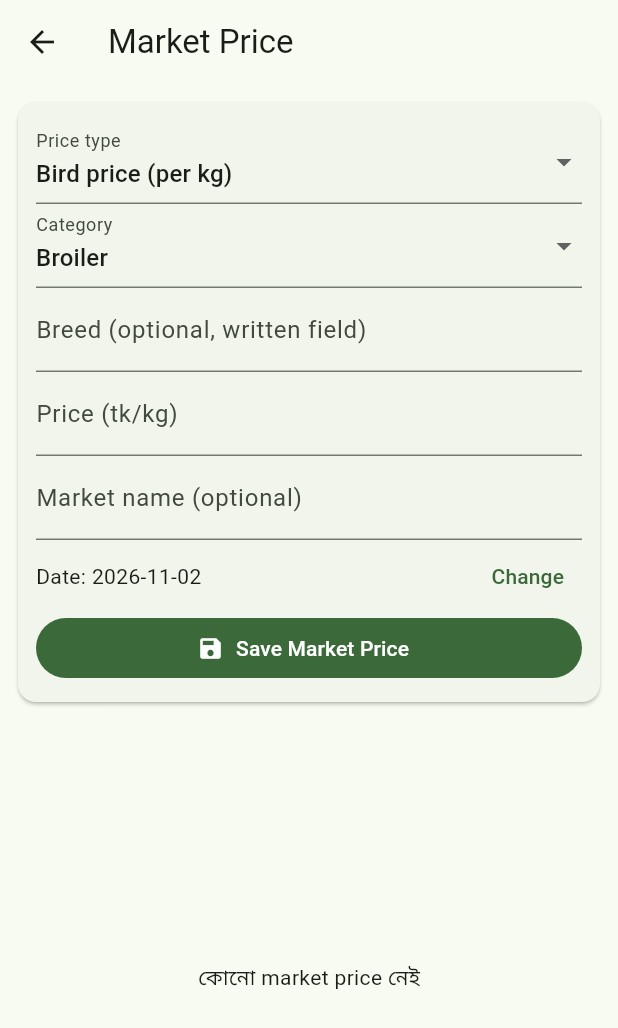
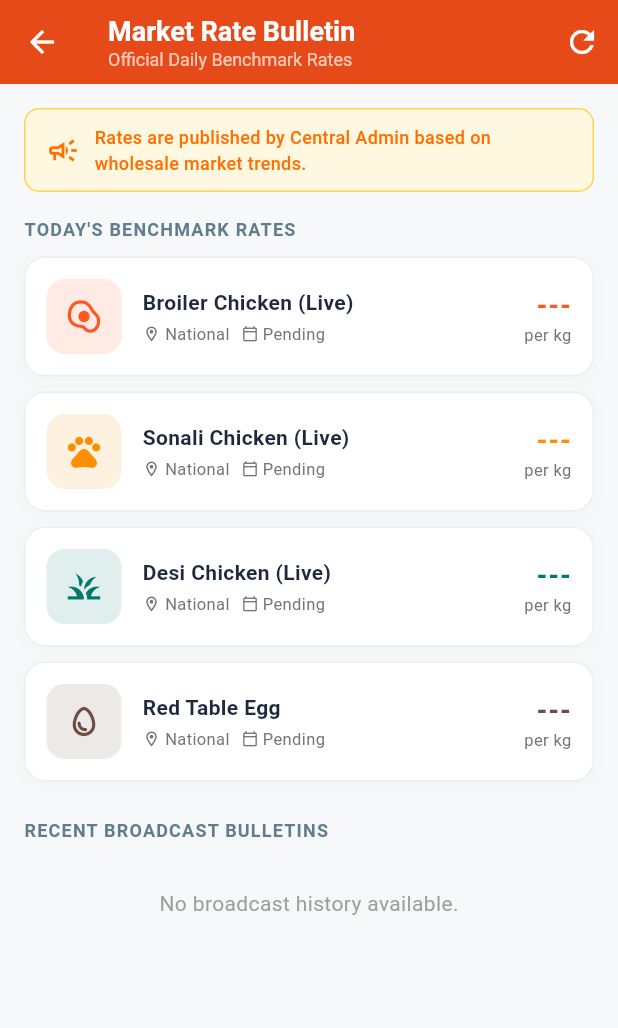
Before and after one commit to fahimapearl-bit/Rately-farms, a Flutter app: the screen it shows once a user with an empty profile is signed in, scrolled down 463 dp, after a tap on "Market Price", on a phone screen of 412 x 824 dp. Shown: the top 1028 px of the screen. Run offline on Flutter 3.47's test engine with Material 3 defaults, Android fonts, the phone set to English and light mode, and no system bars; our stand-ins replace shared_preferences, supabase_flutter; accounts and stored records are empty.

Commit message:
Add Central Admin Market Rate Bulletin screen

```diff
--- a/lib/home_dashboard.dart
+++ b/lib/home_dashboard.dart
@@ -9,6 +9,7 @@ import 'expense_screen.dart';
 import 'cloud_lists_screen.dart';
 import 'cloud_summary_screens.dart';
 import 'management_screens.dart';
+import 'market_price_screen.dart';
 
 class HomeDashboardPage extends StatelessWidget {
   const HomeDashboardPage({super.key});
@@ -202,7 +203,7 @@ class HomeDashboardPage extends StatelessWidget {
                 color: Colors.deepOrange,
                 onTap: () => Navigator.push(
                   context,
-                  MaterialPageRoute(builder: (_) => const MarketPriceScreenV2()),
+                  MaterialPageRoute(builder: (_) => const MarketPriceScreen()),
                 ),
               ),
             ]),
--- /dev/null
+++ b/lib/market_price_screen.dart
@@ -0,0 +1,465 @@
+import 'package:flutter/material.dart';
+import 'package:intl/intl.dart' hide TextDirection;
+import 'package:supabase_flutter/supabase_flutter.dart';
+
+class MarketPriceScreen extends StatefulWidget {
+  const MarketPriceScreen({super.key});
+
+  @override
+  State<MarketPriceScreen> createState() => _MarketPriceScreenState();
+}
+
+// Backward compatibility alias
+class MarketPriceScreenV2 extends StatelessWidget {
+  const MarketPriceScreenV2({super.key});
+
+  @override
+  Widget build(BuildContext context) => const MarketPriceScreen();
+}
+
+class _MarketPriceScreenState extends State<MarketPriceScreen> {
+  final supabase = Supabase.instance.client;
+  bool _isLoading = true;
+  String? _errorMessage;
+  List<Map<String, dynamic>> _allPrices = [];
+  Map<String, Map<String, dynamic>> _latestByCategory = {};
+  Map<String, double?> _priceChanges = {};
+
+  @override
+  void initState() {
+    super.initState();
+    _fetchMarketPrices();
+  }
+
+  Future<void> _fetchMarketPrices() async {
+    setState(() {
+      _isLoading = true;
+      _errorMessage = null;
+    });
+
+    try {
+      final response = await supabase
+          .from('market_prices')
+          .select()
+          .order('price_date', ascending: false)
+          .order('created_at', ascending: false)
+          .limit(40);
+
+      final List<Map<String, dynamic>> data =
+          List<Map<String, dynamic>>.from(response);
+
+      final Map<String, Map<String, dynamic>> latestMap = {};
+      final Map<String, double?> changeMap = {};
+
+      // Group records by category to find latest and calculate trend
+      for (final row in data) {
+        final category = (row['category'] ?? '').toString();
+        if (category.isEmpty) continue;
+
+        if (!latestMap.containsKey(category)) {
+          latestMap[category] = row;
+        } else if (!changeMap.containsKey(category)) {
+          // Compare with previous price
+          final currentPrice = _toDouble(latestMap[category]!['price_per_unit']);
+          final prevPrice = _toDouble(row['price_per_unit']);
+          changeMap[category] = currentPrice - prevPrice;
+        }
+      }
+
+      if (mounted) {
+        setState(() {
+          _allPrices = data;
+          _latestByCategory = latestMap;
+          _priceChanges = changeMap;
+          _isLoading = false;
+        });
+      }
+    } catch (e) {
+      if (mounted) {
+        setState(() {
+          _errorMessage = e.toString();
+          _isLoading = false;
+        });
+      }
+    }
+  }
+
+  double _toDouble(dynamic val) {
+    if (val == null) return 0.0;
+    if (val is num) return val.toDouble();
+    return double.tryParse(val.toString()) ?? 0.0;
+  }
+
+  String _formatDate(dynamic dateStr) {
+    if (dateStr == null) return '';
+    try {
+      final dt = DateTime.parse(dateStr.toString());
+      return DateFormat('dd MMM yyyy').format(dt);
+    } catch (_) {
+      return dateStr.toString();
+    }
+  }
+
+  @override
+  Widget build(BuildContext context) {
+    return Scaffold(
+      backgroundColor: const Color(0xFFF6F8FA),
+      appBar: AppBar(
+        title: const Column(
+          crossAxisAlignment: CrossAxisAlignment.start,
+          children: [
+            Text(
+              'Market Rate Bulletin',
+              style: TextStyle(fontWeight: FontWeight.bold, fontSize: 18),
+            ),
+            Text(
+              'Official Daily Benchmark Rates',
+              style: TextStyle(fontSize: 12, color: Colors.white70),
+            ),
+          ],
+        ),
+        backgroundColor: Colors.deepOrange.shade700,
+        foregroundColor: Colors.white,
+        elevation: 0,
+        actions: [
+          IconButton(
+            icon: const Icon(Icons.refresh),
+            tooltip: 'Refresh Rates',
+            onPressed: _isLoading ? null : _fetchMarketPrices,
+          ),
+        ],
+      ),
+      body: _buildBody(),
+    );
+  }
+
+  Widget _buildBody() {
+    if (_isLoading && _allPrices.isEmpty) {
+      return const Center(child: CircularProgressIndicator(color: Colors.deepOrange));
+    }
+
+    if (_errorMessage != null && _allPrices.isEmpty) {
+      return Center(
+        child: Padding(
+          padding: const EdgeInsets.all(24),
+          child: Column(
+            mainAxisSize: MainAxisSize.min,
+            children: [
+              const Icon(Icons.error_outline, size: 48, color: Colors.red),
+              const SizedBox(height: 12),
+              Text(
+                'Failed to load rates\n$_errorMessage',
+                textAlign: TextAlign.center,
+                style: const TextStyle(color: Colors.grey),
+              ),
+              const SizedBox(height: 16),
+              ElevatedButton.icon(
+                onPressed: _fetchMarketPrices,
+                icon: const Icon(Icons.refresh),
+                label: const Text('Try Again'),
+                style: ElevatedButton.styleFrom(
+                  backgroundColor: Colors.deepOrange,
+                  foregroundColor: Colors.white,
+                ),
+              ),
+            ],
+          ),
+        ),
+      );
+    }
+
+    return RefreshIndicator(
+      color: Colors.deepOrange,
+      onRefresh: _fetchMarketPrices,
+      child: ListView(
+        physics: const AlwaysScrollableScrollPhysics(),
+        padding: const EdgeInsets.all(16),
+        children: [
+          // Info banner
+          Container(
+            padding: const EdgeInsets.symmetric(horizontal: 14, vertical: 10),
+            decoration: BoxDecoration(
+              color: Colors.amber.shade50,
+              borderRadius: BorderRadius.circular(10),
+              border: Border.all(color: Colors.amber.shade300),
+            ),
+            child: Row(
+              children: [
+                Icon(Icons.campaign_outlined, color: Colors.amber.shade900, size: 22),
+                const SizedBox(width: 10),
+                Expanded(
+                  child: Text(
+                    'Rates are published by Central Admin based on wholesale market trends.',
+                    style: TextStyle(fontSize: 12, color: Colors.amber.shade900, fontWeight: FontWeight.w500),
+                  ),
+                ),
+              ],
+            ),
+          ),
+          const SizedBox(height: 16),
+
+          // Bento Section: Live Snapshot
+          const Text(
+            'TODAY\'S BENCHMARK RATES',
+            style: TextStyle(fontSize: 12, fontWeight: FontWeight.bold, color: Colors.blueGrey, letterSpacing: 0.8),
+          ),
+          const SizedBox(height: 10),
+
+          _buildCategoryCard(
+            categoryKey: 'broiler',
+            defaultTitle: 'Broiler Chicken (Live)',
+            icon: Icons.egg_alt_outlined,
+            accentColor: Colors.deepOrange,
+          ),
+          const SizedBox(height: 10),
+
+          _buildCategoryCard(
+            categoryKey: 'sonali',
+            defaultTitle: 'Sonali Chicken (Live)',
+            icon: Icons.pets_outlined,
+            accentColor: Colors.amber.shade800,
+          ),
+          const SizedBox(height: 10),
+
+          _buildCategoryCard(
+            categoryKey: 'desi',
+            defaultTitle: 'Desi Chicken (Live)',
+            icon: Icons.grass_outlined,
+            accentColor: Colors.teal.shade700,
+          ),
+          const SizedBox(height: 10),
+
+          _buildCategoryCard(
+            categoryKey: 'table_egg',
+            defaultTitle: 'Red Table Egg',
+            icon: Icons.egg_outlined,
+            accentColor: Colors.brown.shade600,
+          ),
+
+          const SizedBox(height: 24),
+
+          // Section 2: Recent Broadcast History
+          const Text(
+            'RECENT BROADCAST BULLETINS',
+            style: TextStyle(fontSize: 12, fontWeight: FontWeight.bold, color: Colors.blueGrey, letterSpacing: 0.8),
+          ),
+          const SizedBox(height: 10),
+
+          if (_allPrices.isEmpty)
+            const Padding(
+              padding: EdgeInsets.symmetric(vertical: 20),
+              child: Center(
+                child: Text('No broadcast history available.', style: TextStyle(color: Colors.grey)),
+              ),
+            )
+          else
+            ..._allPrices.map((row) => _buildHistoryCard(row)),
+
+          const SizedBox(height: 30),
+        ],
+      ),
+    );
+  }
+
+  Widget _buildCategoryCard({
+    required String categoryKey,
+    required String defaultTitle,
+    required IconData icon,
+    required Color accentColor,
+  }) {
+    final row = _latestByCategory[categoryKey];
+    final hasData = row != null;
+    final price = hasData ? _toDouble(row['price_per_unit']) : 0.0;
+    final unit = hasData ? (row['unit'] ?? 'kg') : 'kg';
+    final itemName = hasData ? (row['item_name'] ?? defaultTitle) : defaultTitle;
+    final location = hasData ? (row['market_location'] ?? 'National') : 'National';
+    final dateStr = hasData ? _formatDate(row['price_date']) : 'Pending';
+    final change = _priceChanges[categoryKey];
+
+    return Container(
+      decoration: BoxDecoration(
+        color: Colors.white,
+        borderRadius: BorderRadius.circular(14),
+        border: Border.all(color: Colors.grey.shade200),
+        boxShadow: [
+          BoxShadow(
+            color: Colors.black.withOpacity(0.02),
+            blurRadius: 8,
+            offset: const Offset(0, 2),
+          ),
+        ],
+      ),
+      padding: const EdgeInsets.all(14),
+      child: Row(
+        children: [
+          Container(
+            padding: const EdgeInsets.all(12),
+            decoration: BoxDecoration(
+              color: accentColor.withOpacity(0.12),
+              borderRadius: BorderRadius.circular(12),
+            ),
+            child: Icon(icon, color: accentColor, size: 26),
+          ),
+          const SizedBox(width: 14),
+          Expanded(
+            child: Column(
+              crossAxisAlignment: CrossAxisAlignment.start,
+              children: [
+                Text(
+                  itemName,
+                  style: const TextStyle(fontWeight: FontWeight.bold, fontSize: 14, color: Color(0xFF1E293B)),
+                ),
+                const SizedBox(height: 3),
+                Row(
+                  children: [
+                    Icon(Icons.location_on_outlined, size: 12, color: Colors.grey.shade600),
+                    const SizedBox(width: 3),
+                    Text(
+                      location,
+                      style: TextStyle(fontSize: 11, color: Colors.grey.shade600),
+                    ),
+                    const SizedBox(width: 8),
+                    Icon(Icons.calendar_today_outlined, size: 11, color: Colors.grey.shade600),
+                    const SizedBox(width: 3),
+                    Text(
+                      dateStr,
+                      style: TextStyle(fontSize: 11, color: Colors.grey.shade600),
+                    ),
+                  ],
+                ),
+              ],
+            ),
+          ),
+          Column(
+            crossAxisAlignment: CrossAxisAlignment.end,
+            children: [
+              Text(
+                hasData ? '৳ ${price.toStringAsFixed(unit == 'piece' ? 2 : 0)}' : '---',
+                style: TextStyle(
+                  fontWeight: FontWeight.w900,
+                  fontSize: 17,
+                  color: accentColor,
+                ),
+              ),
+              Text(
+                'per $unit',
+                style: TextStyle(fontSize: 11, color: Colors.grey.shade600),
+              ),
+              if (change != null) ...[
+                const SizedBox(height: 2),
+                _buildTrendBadge(change),
+              ],
+            ],
+          ),
+        ],
+      ),
+    );
+  }
+
+  Widget _buildTrendBadge(double diff) {
+    if (diff > 0) {
+      return Container(
+        padding: const EdgeInsets.symmetric(horizontal: 5, vertical: 1),
+        decoration: BoxDecoration(
+          color: Colors.green.shade50,
+          borderRadius: BorderRadius.circular(4),
+          border: Border.all(color: Colors.green.shade300),
+        ),
+        child: Text(
+          '▲ +৳${diff.toStringAsFixed(1)}',
+          style: TextStyle(fontSize: 10, fontWeight: FontWeight.bold, color: Colors.green.shade700),
+        ),
+      );
+    } else if (diff < 0) {
+      return Container(
+        padding: const EdgeInsets.symmetric(horizontal: 5, vertical: 1),
+        decoration: BoxDecoration(
+          color: Colors.red.shade50,
+          borderRadius: BorderRadius.circular(4),
+          border: Border.all(color: Colors.red.shade300),
+        ),
+        child: Text(
+          '▼ -৳${diff.abs().toStringAsFixed(1)}',
+          style: TextStyle(fontSize: 10, fontWeight: FontWeight.bold, color: Colors.red.shade700),
+        ),
+      );
+    } else {
+      return Container(
+        padding: const EdgeInsets.symmetric(horizontal: 5, vertical: 1),
+        decoration: BoxDecoration(
+          color: Colors.grey.shade100,
+          borderRadius: BorderRadius.circular(4),
+        ),
+        child: Text(
+          '― Stable',
+          style: TextStyle(fontSize: 10, color: Colors.grey.shade700),
+        ),
+      );
+    }
+  }
+
+  Widget _buildHistoryCard(Map<String, dynamic> row) {
+    final price = _toDouble(row['price_per_unit']);
+    final unit = row['unit'] ?? 'kg';
+    final itemName = row['item_name'] ?? 'Market Rate';
+    final location = row['market_location'] ?? 'National';
+    final dateStr = _formatDate(row['price_date']);
+    final notes = (row['notes'] ?? '').toString().trim();
+
+    return Card(
+      elevation: 0,
+      margin: const EdgeInsets.only(bottom: 8),
+      color: Colors.white,
+      shape: RoundedRectangleBorder(
+        borderRadius: BorderRadius.circular(10),
+        side: BorderSide(color: Colors.grey.shade200),
+      ),
+      child: Padding(
+        padding: const EdgeInsets.symmetric(horizontal: 14, vertical: 10),
+        child: Column(
+          crossAxisAlignment: CrossAxisAlignment.start,
+          children: [
+            Row(
+              mainAxisAlignment: MainAxisAlignment.spaceBetween,
+              children: [
+                Expanded(
+                  child: Text(
+                    itemName,
+                    style: const TextStyle(fontWeight: FontWeight.w600, fontSize: 13),
+                  ),
+                ),
+                Text(
+                  '৳ ${price.toStringAsFixed(unit == 'piece' ? 2 : 0)} / $unit',
+                  style: const TextStyle(fontWeight: FontWeight.bold, fontSize: 14, color: Colors.deepOrange),
+                ),
+              ],
+            ),
+            const SizedBox(height: 4),
+            Row(
+              children: [
+                Text(
+                  dateStr,
+                  style: TextStyle(fontSize: 11, color: Colors.grey.shade600),
+                ),
+                const SizedBox(width: 8),
+                Text('•', style: TextStyle(color: Colors.grey.shade400)),
+                const SizedBox(width: 8),
+                Text(
+                  location,
+                  style: TextStyle(fontSize: 11, color: Colors.grey.shade600),
+                ),
+              ],
+            ),
+            if (notes.isNotEmpty) ...[
+              const SizedBox(height: 4),
+              Text(
+                'Note: $notes',
+                style: TextStyle(fontSize: 11, fontStyle: FontStyle.italic, color: Colors.blueGrey.shade700),
+              ),
+            ],
+          ],
+        ),
+      ),
+    );
+  }
+}
```
